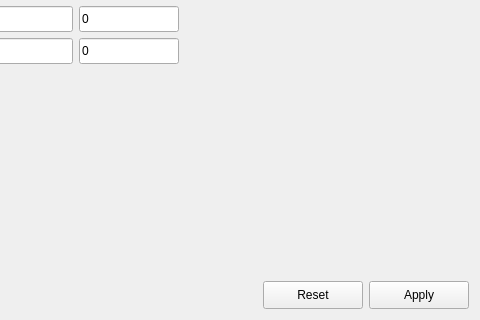
This is src/gui/dialogs/settings/frames/ctemareaframe.ui in JJPPeters/clTEM as Qt 5 draws it before an edit; both pictures show x 453 to 933 and y 237 to 557 of the 933 by 557 pixel window. The edited form follows.
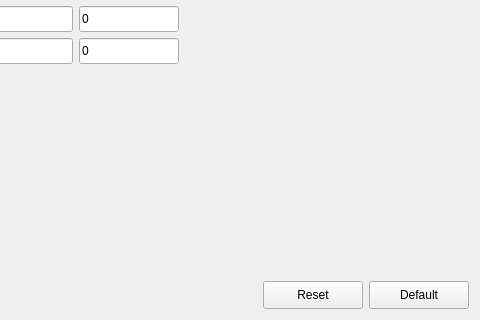
This is the edited form. Custom widgets are drawn as their Qt base class.

Patch:
```diff
--- a/src/gui/dialogs/settings/frames/ctemareaframe.ui
+++ b/src/gui/dialogs/settings/frames/ctemareaframe.ui
@@ -183,7 +183,7 @@
         </size>
        </property>
        <property name="text">
-        <string>Apply</string>
+        <string>Default</string>
        </property>
       </widget>
      </item>
```
Left out of the diff: 4 changed lines with no effect on the pictures.
